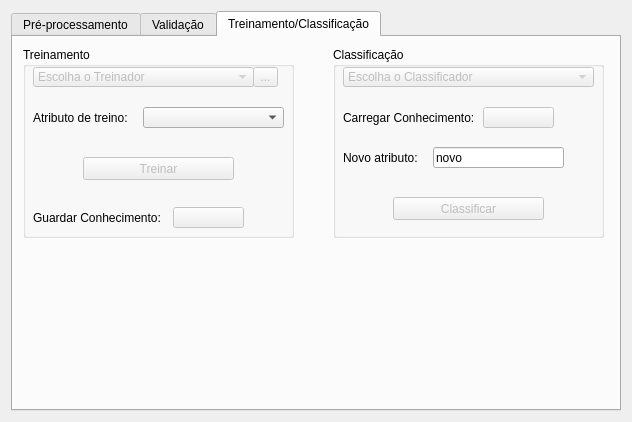
Old version of the form Interface/InterfaceFAMA/janela.ui in the repository cristianommsilva/machine-learning-ip-ime.
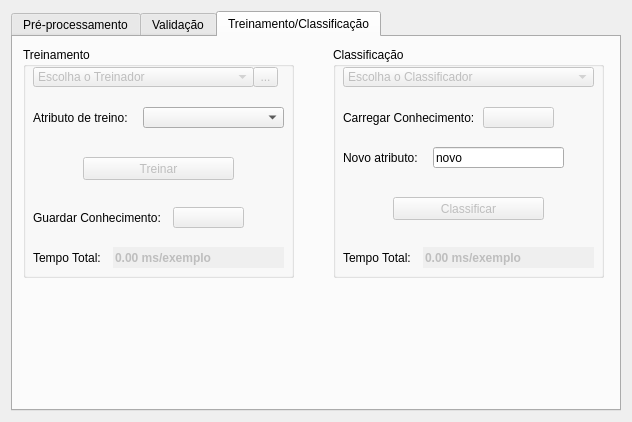
New version of the form. The open tabs and pages were chosen to show the change. Icons and pictures are not drawn.

The edit to the form file:
```diff
--- a/Interface/InterfaceFAMA/janela.ui
+++ b/Interface/InterfaceFAMA/janela.ui
@@ -948,7 +948,7 @@
          <x>10</x>
          <y>10</y>
          <width>271</width>
-         <height>191</height>
+         <height>231</height>
         </rect>
        </property>
        <property name="minimumSize">
@@ -1106,6 +1106,48 @@
          </rect>
         </property>
        </widget>
+       <widget class="QLabel" name="label_tempoTreino">
+        <property name="geometry">
+         <rect>
+          <x>10</x>
+          <y>200</y>
+          <width>81</width>
+          <height>21</height>
+         </rect>
+        </property>
+        <property name="text">
+         <string>Tempo Total:</string>
+        </property>
+       </widget>
+       <widget class="QLineEdit" name="lineEdit_tempoTreino">
+        <property name="enabled">
+         <bool>false</bool>
+        </property>
+        <property name="geometry">
+         <rect>
+          <x>90</x>
+          <y>200</y>
+          <width>171</width>
+          <height>21</height>
+         </rect>
+        </property>
+        <property name="font">
+         <font>
+          <family>Arial</family>
+          <weight>75</weight>
+          <bold>true</bold>
+         </font>
+        </property>
+        <property name="cursor">
+         <cursorShape>ArrowCursor</cursorShape>
+        </property>
+        <property name="text">
+         <string>0.00 ms/exemplo</string>
+        </property>
+        <property name="frame">
+         <bool>false</bool>
+        </property>
+       </widget>
       </widget>
       <widget class="QGroupBox" name="groupBox_escolhaClassificador2">
        <property name="geometry">
@@ -1113,7 +1155,7 @@
          <x>320</x>
          <y>10</y>
          <width>271</width>
-         <height>191</height>
+         <height>231</height>
         </rect>
        </property>
        <property name="minimumSize">
@@ -1258,6 +1300,48 @@
          <string>novo</string>
         </property>
        </widget>
+       <widget class="QLabel" name="label_tempoClassificacao">
+        <property name="geometry">
+         <rect>
+          <x>10</x>
+          <y>200</y>
+          <width>81</width>
+          <height>21</height>
+         </rect>
+        </property>
+        <property name="text">
+         <string>Tempo Total:</string>
+        </property>
+       </widget>
+       <widget class="QLineEdit" name="lineEdit_tempoClassificacao">
+        <property name="enabled">
+         <bool>false</bool>
+        </property>
+        <property name="geometry">
+         <rect>
+          <x>90</x>
+          <y>200</y>
+          <width>171</width>
+          <height>21</height>
+         </rect>
+        </property>
+        <property name="font">
+         <font>
+          <family>Arial</family>
+          <weight>75</weight>
+          <bold>true</bold>
+         </font>
+        </property>
+        <property name="cursor">
+         <cursorShape>ArrowCursor</cursorShape>
+        </property>
+        <property name="text">
+         <string>0.00 ms/exemplo</string>
+        </property>
+        <property name="frame">
+         <bool>false</bool>
+        </property>
+       </widget>
       </widget>
      </widget>
     </widget>
```
Left out of the diff: 44 changed lines with no effect on the pictures.
